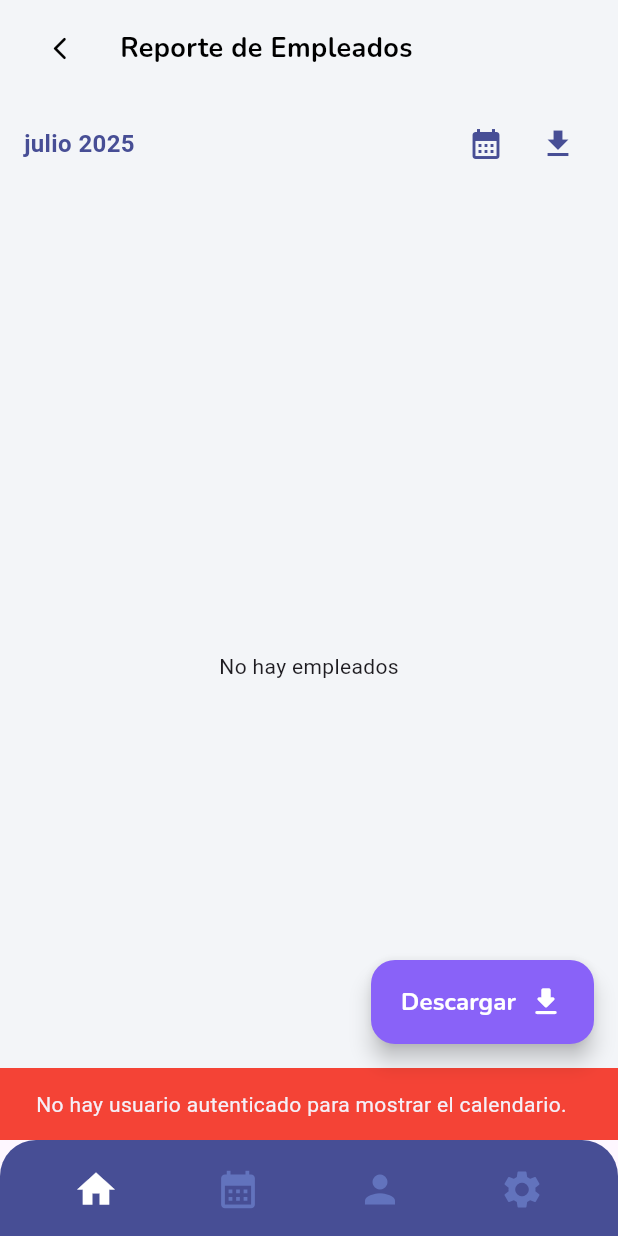
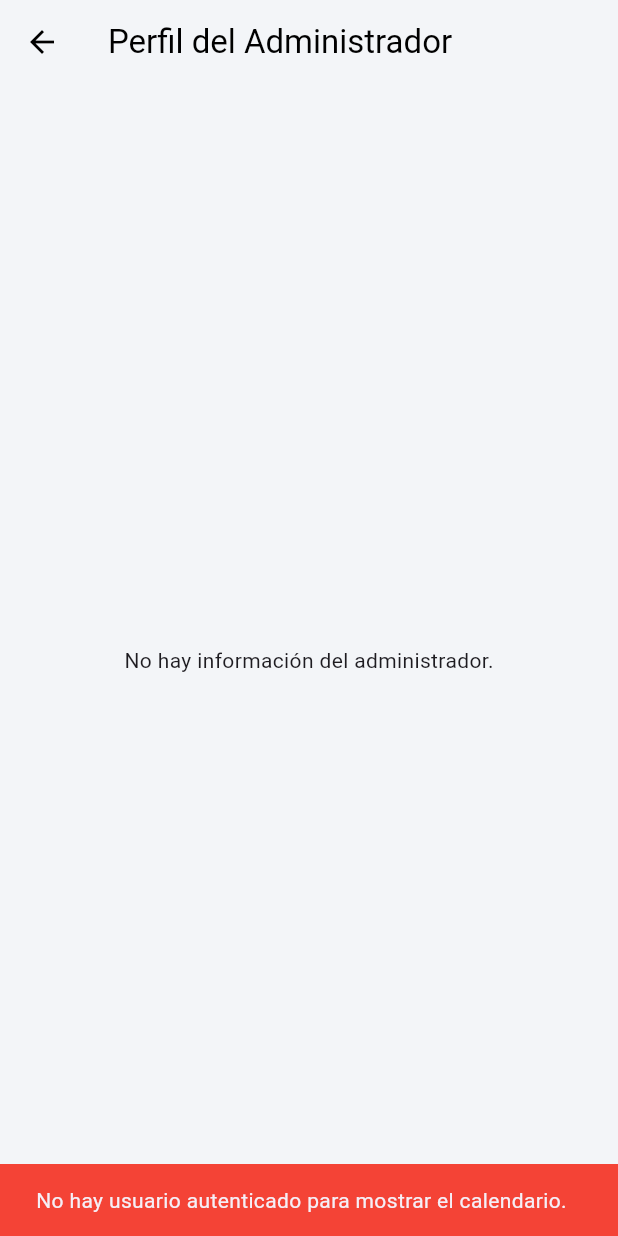
Before and after one commit to RicardoVillamar/ClientService, a Flutter app: the AsistenciasAdminScreen screen opened by its route, item 2 of the bottom bar chosen, after a tap on the "person" icon, on a phone screen of 412 x 824 dp. Run offline on Flutter 3.47's test engine with Material 3 defaults, Android fonts, the phone set to English and light mode, and no system bars; our stand-ins replace cloud_firestore, firebase_core, flash, flutter_dotenv, get_it, google_fonts and 4 more; missing offline and left inert: cloudinary_url_gen, excel, universal_html; accounts and stored records are empty; generated files the repository leaves out were written again.

Commit message:
feat: add ProfileAdminView navigation to toolbar

```diff
--- /dev/null
+++ b/lib/view/profile/profile_admin_view.dart
@@ -0,0 +1,122 @@
+import 'package:flutter/material.dart';
+import 'package:client_service/utils/colors.dart';
+import 'package:client_service/utils/font.dart';
+import 'package:provider/provider.dart';
+import 'package:client_service/providers/empleado_provider.dart';
+import 'package:client_service/view/auth/cambiar_password_screen.dart';
+
+class ProfileAdminView extends StatelessWidget {
+  const ProfileAdminView({super.key});
+
+  @override
+  Widget build(BuildContext context) {
+    final empleado = Provider.of<EmpleadoProvider>(context).empleado;
+    return Scaffold(
+      appBar: AppBar(
+        title: const Text('Perfil del Administrador',
+            style: TextStyle(color: Colors.black)),
+        backgroundColor: AppColors.backgroundColor,
+        iconTheme: const IconThemeData(color: Colors.black),
+        elevation: 0,
+      ),
+      backgroundColor: AppColors.backgroundColor,
+      body: Padding(
+        padding: const EdgeInsets.all(24.0),
+        child: empleado == null
+            ? const Center(child: Text('No hay información del administrador.'))
+            : SingleChildScrollView(
+                child: Column(
+                  crossAxisAlignment: CrossAxisAlignment.center,
+                  children: [
+                    const SizedBox(height: 24),
+                    CircleAvatar(
+                      radius: 48,
+                      backgroundColor: Colors.deepPurple,
+                      backgroundImage: empleado.fotoUrl.isNotEmpty
+                          ? NetworkImage(empleado.fotoUrl)
+                          : null,
+                      child: empleado.fotoUrl.isEmpty
+                          ? const Icon(Icons.person,
+                              size: 60, color: Colors.white)
+                          : null,
+                    ),
+                    const SizedBox(height: 24),
+                    Text(
+                      empleado.nombreCompleto,
+                      style: AppFonts.titleBold,
+                      textAlign: TextAlign.center,
+                      overflow: TextOverflow.ellipsis,
+                      maxLines: 2,
+                    ),
+                    const SizedBox(height: 8),
+                    Text(
+                      empleado.cargo.displayName,
+                      style: TextStyle(fontSize: 16, color: Colors.black54),
+                      textAlign: TextAlign.center,
+                    ),
+                    const SizedBox(height: 16),
+                    Card(
+                      margin: const EdgeInsets.symmetric(
+                          vertical: 8, horizontal: 0),
+                      child: ListTile(
+                        leading: const Icon(Icons.email),
+                        title: Text(
+                          empleado.correo,
+                          overflow: TextOverflow.ellipsis,
+                        ),
+                        subtitle: const Text('Correo'),
+                      ),
+                    ),
+                    Card(
+                      margin: const EdgeInsets.symmetric(
+                          vertical: 8, horizontal: 0),
+                      child: ListTile(
+                        leading: const Icon(Icons.badge),
+                        title: Text(
+                          empleado.cedula,
+                          overflow: TextOverflow.ellipsis,
+                        ),
+                        subtitle: const Text('Cédula'),
+                      ),
+                    ),
+                    Card(
+                      margin: const EdgeInsets.symmetric(
+                          vertical: 8, horizontal: 0),
+                      child: ListTile(
+                        leading: const Icon(Icons.phone),
+                        title: Text(
+                          empleado.telefono,
+                          overflow: TextOverflow.ellipsis,
+                        ),
+                        subtitle: const Text('Teléfono'),
+                      ),
+                    ),
+                    const SizedBox(height: 32),
+                    ListTile(
+                      leading: const Icon(Icons.lock_reset),
+                      title: const Text('Cambiar contraseña'),
+                      onTap: () {
+                        Navigator.push(
+                          context,
+                          MaterialPageRoute(
+                            builder: (_) =>
+                                CambiarPasswordScreen(cedula: empleado.cedula),
+                          ),
+                        );
+                      },
+                    ),
+                    ListTile(
+                      leading: const Icon(Icons.logout, color: Colors.red),
+                      title: const Text('Cerrar sesión'),
+                      onTap: () {
+                        Navigator.of(context).pushNamedAndRemoveUntil(
+                            '/login', (route) => false);
+                      },
+                    ),
+                  ],
+                ),
+              ),
+      ),
+    );
+  }
+}
--- a/lib/view/widgets/shared/toolbar.dart
+++ b/lib/view/widgets/shared/toolbar.dart
@@ -3,6 +3,7 @@ import 'package:flutter/material.dart';
 import 'package:provider/provider.dart';
 import 'package:client_service/providers/empleado_provider.dart';
 import 'package:client_service/view/calendar/calendario_screen.dart';
+import 'package:client_service/view/profile/profile_admin_view.dart';
 
 class Toolbar extends StatefulWidget {
   const Toolbar({super.key});
@@ -56,7 +57,14 @@ class _ToolbarState extends State<Toolbar> {
             color: AppColors.secondaryColor,
           ),
           IconButton(
-            onPressed: () {},
+            onPressed: () {
+              Navigator.push(
+                context,
+                MaterialPageRoute(
+                  builder: (_) => const ProfileAdminView(),
+                ),
+              );
+            },
             icon: const Icon(Icons.person, size: 30),
             color: AppColors.secondaryColor,
           ),
```
